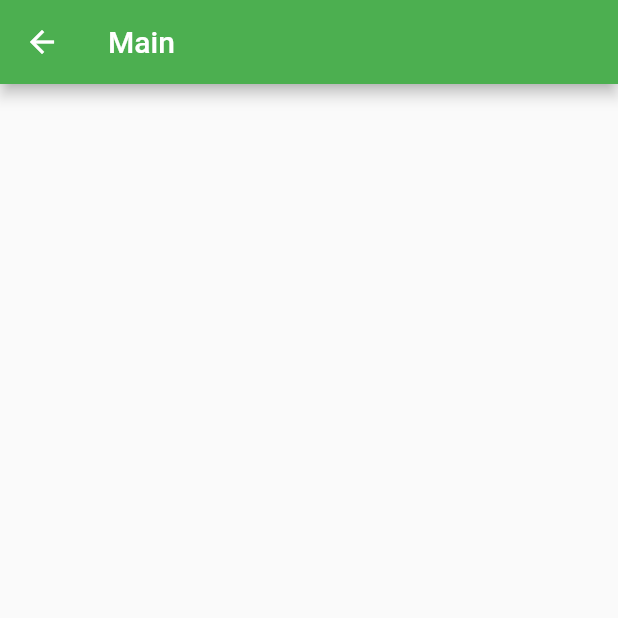
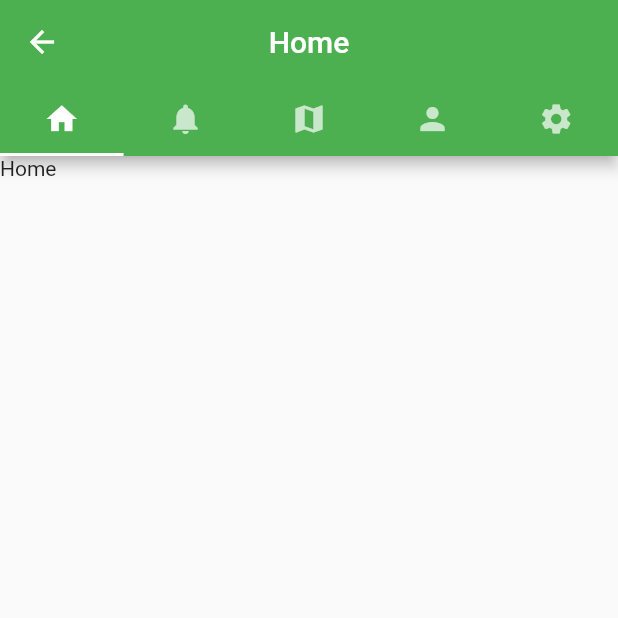
Before and after one commit to tintinap/flutter_assignment, a Flutter app: the MainScreen screen opened by its route, on a phone screen of 412 x 824 dp, the top half of it. Run offline on Flutter 3.47's test engine with Material 2 defaults, Android fonts, the phone set to English and light mode, and no system bars.

Commit message:
updated main_screen

```diff
--- a/flutter_assignment/lib/ui/login_screen.dart
+++ b/flutter_assignment/lib/ui/login_screen.dart
@@ -27,7 +27,7 @@ class LoginState extends State<Login> {
               ),
               TextFormField(
                 decoration: InputDecoration(
-                  icon: Icon(Icons.email),
+                  icon: Icon(Icons.person),
                   // labelText: "Email",
                   hintText: "User Id",
                 ),
@@ -58,13 +58,16 @@ class LoginState extends State<Login> {
                     return 'user or password ไม่ถูกต้อง';
                 },
               ),
-              RaisedButton(
+              Container(
+                padding: EdgeInsets.only(top: 15),
+                child: RaisedButton(
                   child: Text("Login"),
                   onPressed: () {
                     if (_formKey.currentState.validate()) {
                       Navigator.pushNamed(context, '/main');
                     };
                   },
+                ),
               ),
               Container(
                 child: FlatButton(
--- a/flutter_assignment/lib/ui/main_screen.dart
+++ b/flutter_assignment/lib/ui/main_screen.dart
@@ -1,34 +1,47 @@
 import 'package:flutter/material.dart';
 
-class MainScreen extends StatefulWidget {
+
+class MainScreen extends StatelessWidget {
   @override
-  MainScreenState createState() {
-
-    return MainScreenState();
+  Widget build(BuildContext context) {
+    // TODO: implement build
+    return DefaultTabController(
+      length: 5,
+      child: Scaffold(
+        appBar: AppBar(
+          title: Text("Home"),
+          centerTitle: true,
+          bottom: TabBar(
+            tabs: <Widget>[
+              Tab(
+                icon: Icon(Icons.home),
+              ),
+              Tab(
+                icon: Icon(Icons.notifications),
+              ),
+              Tab(
+                icon: Icon(Icons.map),
+              ),
+              Tab(
+                icon: Icon(Icons.person),
+              ),
+              Tab(
+                icon: Icon(Icons.settings),
+              ),
+            ],
+          ),
+        ),
+        body: TabBarView(
+          children: <Widget>[
+            Text("Home"),
+            Text("Notify"),
+            Text("Map"),
+            Text("Profile"),
+            Text("Setup"),
+          ],
+        )
+      ),
+    );
   }
 
 }
-
-class MainScreenState extends State<MainScreen> {
-  final _formKey = GlobalKey<FormState>();
-
-  @override
-  Widget build(BuildContext context) {
-    return Scaffold(
-      appBar: AppBar(
-        title : Text("Main"),
-      ),
-      body: Container(
-        padding:EdgeInsets.all(25),
-        child:Form(
-          key: _formKey,
-          child: ListView(
-            children: <Widget>[
-
-            ],
-          ),
-        ),
-      ),
-    );
-  }
-}
```
Lines whose indentation alone changed are shown as unchanged.
